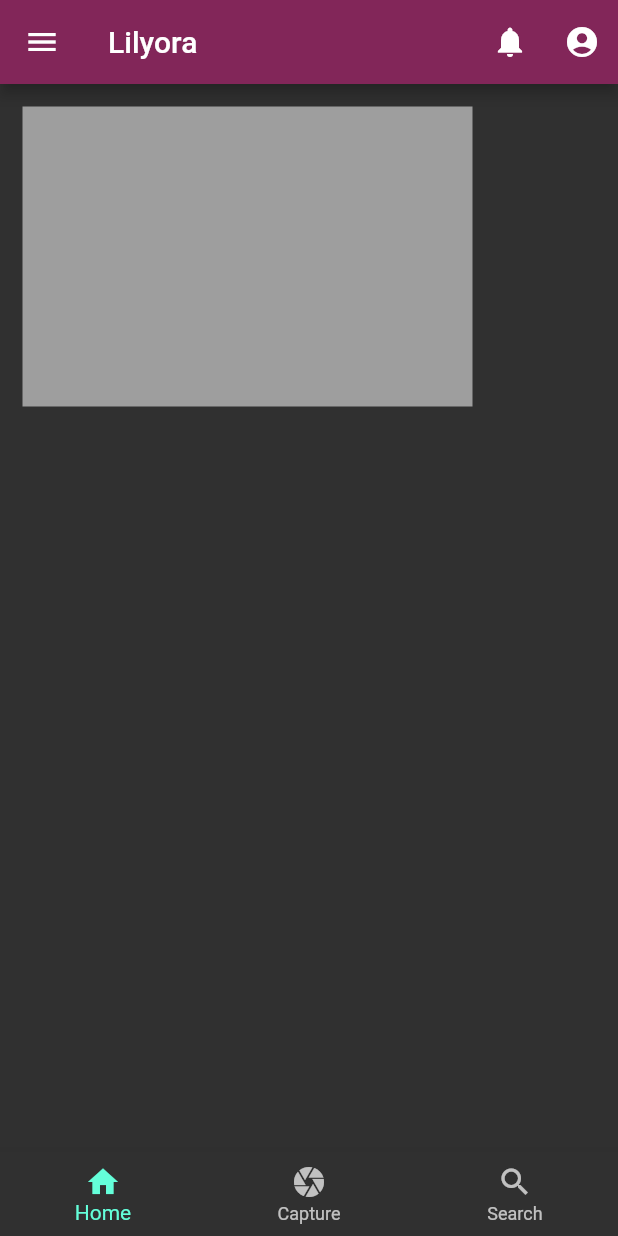
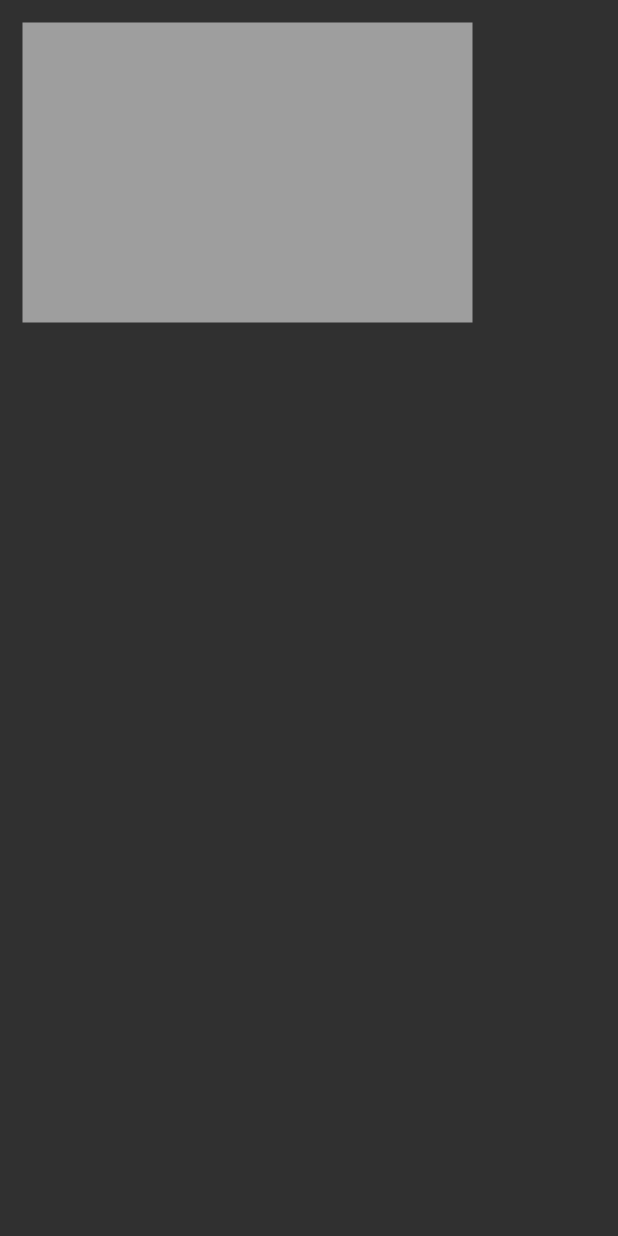
Before and after one commit to Zestful-Tribu/lilyora, a Flutter app: the HomePage screen opened directly, on a phone screen of 412 x 824 dp. Run offline on Flutter 3.47's test engine with Material 2 defaults, Android fonts, the phone set to English and light mode, and no system bars; our stand-ins replace image_picker.

Commit message:
some minor changes added

```diff
--- a/lib/screens/home_screen.dart
+++ b/lib/screens/home_screen.dart
@@ -4,18 +4,7 @@ class HomeScreen extends StatelessWidget {
   static String id = "home_screen";
   @override
   Widget build(BuildContext context) {
-    return Scaffold(
-      body: Center(
-          child: Container(
-            child: Text(
-              "Home Page",
-              style: TextStyle(
-                color: Colors.white,
-              ),
-            ),
-          ),
-      ),
-    );
+    return HomePage();
   }
 }
 
@@ -30,34 +19,6 @@ class _HomePageState extends State<HomePage>{
   @override
   Widget build(BuildContext context) {
     return Scaffold(
-      appBar: AppBar(
-        backgroundColor: Color(0xFF822659),
-        title: Text('Lilyora'
-        ),
-        actions: [
-          IconButton(icon: Icon(Icons.notifications),
-            onPressed: () => {},),
-          IconButton(icon: Icon(Icons.account_circle),
-            onPressed: () => {},),
-        ],
-        leading: Icon(Icons.menu),
-
-      ),
-      bottomNavigationBar: BottomNavigationBar
-        (items: const <BottomNavigationBarItem> [
-        BottomNavigationBarItem(
-
-          icon: Icon(Icons.home),
-          title: Text('Home'),
-        ),
-        BottomNavigationBarItem(icon: Icon(Icons.camera),
-          title: Text('Capture'),
-        ),
-        BottomNavigationBarItem(icon: Icon(Icons.search),
-          title: Text('Search'),
-        ),
-      ],
-      ),
       body: Container(
         width: 300,
         height: 200 ,
```
